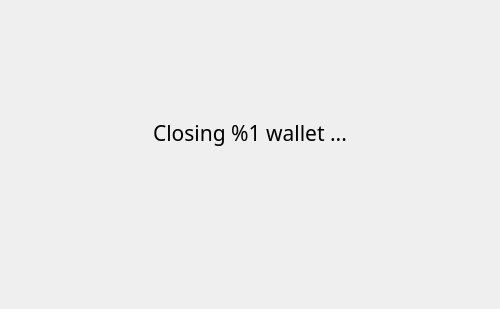
Qt form src/gui/ui/exitwidget.ui (cash2/cash2-gui-wallet) before a commit.
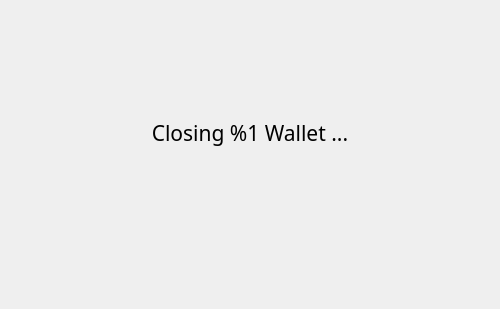
The same form after that commit.

```diff
--- a/src/gui/ui/exitwidget.ui
+++ b/src/gui/ui/exitwidget.ui
@@ -50,7 +50,7 @@
         </font>
        </property>
        <property name="text">
-        <string>Closing %1 wallet ...</string>
+        <string>Closing %1 Wallet ...</string>
        </property>
        <property name="alignment">
         <set>Qt::AlignCenter</set>
```
